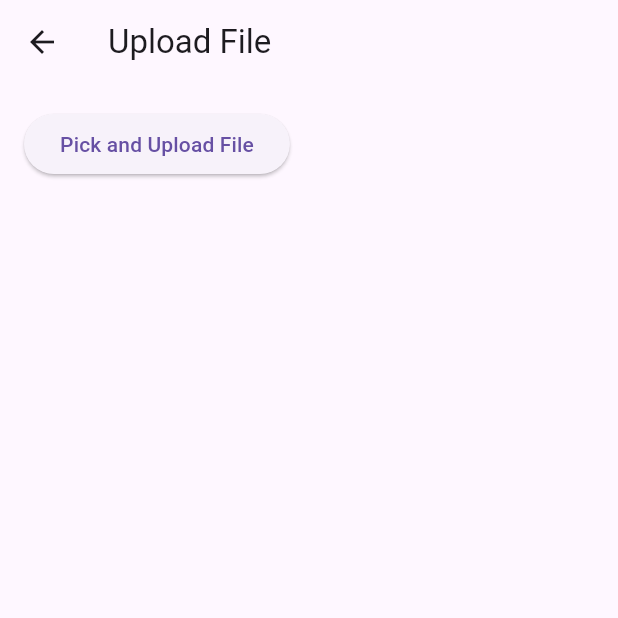
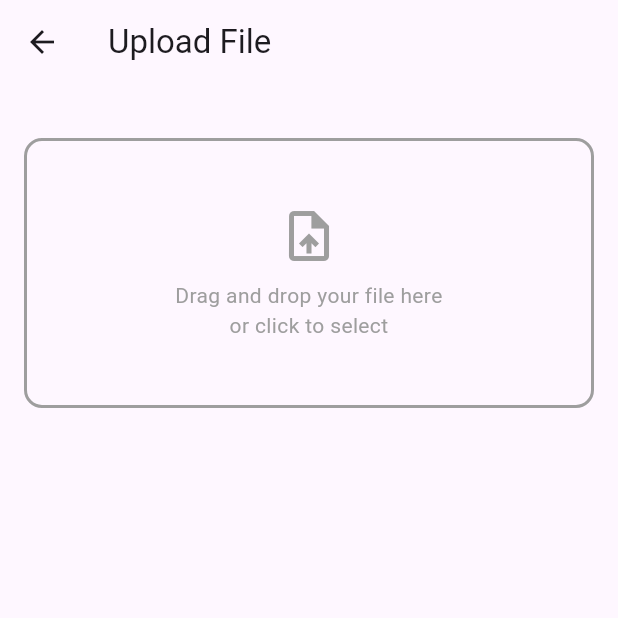
Before and after one commit to KrishPatel1605/uploadit, a Flutter app: the UploadPage screen opened by its route, on a phone screen of 412 x 824 dp, the top half of it. Run offline on Flutter 3.47's test engine with Material 3 defaults, Android fonts, the light colour scheme and no system bars; our stand-ins replace file_picker, fl_chart, flutter_dotenv, open_file, qr_flutter, share_plus and 1 more; missing offline and left inert: mobile_scanner; accounts and stored records are empty.

Commit message:
uploads page made a little bettter

```diff
--- a/lib/pages/upload_page.dart
+++ b/lib/pages/upload_page.dart
@@ -2,8 +2,9 @@ import 'dart:io';
 import 'package:file_picker/file_picker.dart';
 import 'package:flutter/material.dart';
 import 'package:supabase_flutter/supabase_flutter.dart';
+import 'package:uploadit/utils/routes.dart';
+import 'package:uploadit/widgets/success_popup.dart';
 import 'package:uuid/uuid.dart';
-import 'package:qr_flutter/qr_flutter.dart';
 import 'package:path/path.dart' as p;
 
 class UploadPage extends StatefulWidget {
@@ -15,7 +16,7 @@ class UploadPage extends StatefulWidget {
 
 class _UploadPageState extends State<UploadPage> {
   final _supabase = Supabase.instance.client;
-  String? _downloadCode;
+  String? _fileName;
 
   void pickAndUploadFile() async {
     final result = await FilePicker.platform.pickFiles();
@@ -39,9 +40,15 @@ class _UploadPageState extends State<UploadPage> {
         'download_code': downloadCode,
       });
 
-      setState(() {
-        _downloadCode = downloadCode;
-      });
+      await showSuccessPopup(
+        context: context,
+        title: 'Upload complete!',
+        message: 'Your file has been successfully uploaded.',
+        autoCloseDuration: const Duration(seconds: 2),
+        onClose: () {
+          Navigator.pushReplacementNamed(context, Routes.myUploadsRoute);
+        },
+      );
     } catch (e) {
       ScaffoldMessenger.of(
         context,
@@ -54,21 +61,61 @@ class _UploadPageState extends State<UploadPage> {
     return Scaffold(
       appBar: AppBar(title: const Text("Upload File")),
       body: Padding(
-        padding: const EdgeInsets.all(16.0),
+        padding: const EdgeInsets.all(16),
         child: Column(
           children: [
-            ElevatedButton(
-              onPressed: pickAndUploadFile,
-              child: const Text("Pick and Upload File"),
+            GestureDetector(
+              onTap: pickAndUploadFile,
+              child: DottedBorderBox(
+                child: Column(
+                  mainAxisAlignment: MainAxisAlignment.center,
+                  children: [
+                    const Icon(Icons.upload_file, size: 40, color: Colors.grey),
+                    const SizedBox(height: 10),
+                    const Text(
+                      'Drag and drop your file here\nor click to select',
+                      textAlign: TextAlign.center,
+                      style: TextStyle(color: Colors.grey),
+                    ),
+                    if (_fileName != null) ...[
+                      const SizedBox(height: 10),
+                      Text(
+                        'Selected: $_fileName',
+                        style: TextStyle(fontWeight: FontWeight.bold),
+                      ),
+                    ],
+                  ],
+                ),
+              ),
             ),
-            if (_downloadCode != null) ...[
-              const SizedBox(height: 24),
-              Text("Share this code to download: $_downloadCode"),
-              QrImageView(data: _downloadCode!, size: 180),
-            ],
           ],
         ),
       ),
     );
   }
 }
+
+class DottedBorderBox extends StatelessWidget {
+  final Widget child;
+
+  const DottedBorderBox({super.key, required this.child});
+
+  @override
+  Widget build(BuildContext context) {
+    return Container(
+      height: 180,
+      width: double.infinity,
+      margin: const EdgeInsets.symmetric(vertical: 20),
+      padding: const EdgeInsets.all(20),
+      decoration: BoxDecoration(
+        border: Border.all(
+          color: Colors.grey,
+          style: BorderStyle.solid,
+          width: 2,
+        ),
+        borderRadius: BorderRadius.circular(12),
+      ),
+      child: Center(child: child),
+    );
+  }
+}
--- a/pubspec.yaml
+++ b/pubspec.yaml
@@ -46,6 +46,7 @@ dependencies:
   mobile_scanner: ^7.0.1
   share_plus: ^11.0.0
   fl_chart: ^1.0.0
+  flutter_dropzone: ^4.2.1
 
 dev_dependencies:
   flutter_test:
```
